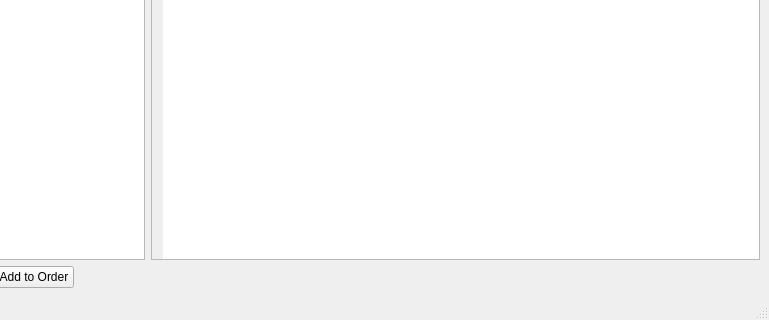
This is qtc-part2/mainwindow.ui in moylty/DejaBrewPOS as Qt 5 draws it before an edit; both pictures show x 120 to 889 and y 393 to 713 of the 889 by 713 pixel window. The edited form follows.
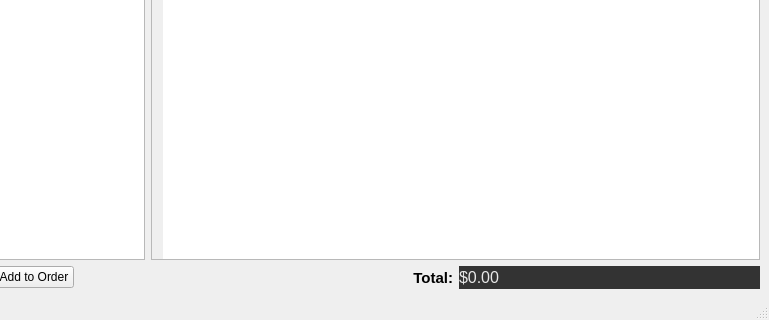
This is the edited form.

Commit message: Added total to UI, but yet to write the code

Diff of the .ui file:
```diff
--- a/qtc-part2/mainwindow.ui
+++ b/qtc-part2/mainwindow.ui
@@ -21,26 +21,6 @@
   </property>
   <widget class="QWidget" name="centralwidget">
    <layout class="QGridLayout" name="gridLayout">
-    <item row="0" column="7">
-     <widget class="QLabel" name="coLabel">
-      <property name="font">
-       <font>
-        <pointsize>13</pointsize>
-        <bold>true</bold>
-       </font>
-      </property>
-      <property name="text">
-       <string>Current Order:</string>
-      </property>
-     </widget>
-    </item>
-    <item row="1" column="7">
-     <widget class="QLabel" name="onLabel">
-      <property name="text">
-       <string>Order Number: </string>
-      </property>
-     </widget>
-    </item>
     <item row="0" column="0">
      <widget class="QLabel" name="menulabel">
       <property name="font">
@@ -54,6 +34,9 @@
       </property>
      </widget>
     </item>
+    <item row="5" column="1">
+     <widget class="QSpinBox" name="orderQuantity"/>
+    </item>
     <item row="5" column="0">
      <widget class="QLabel" name="quanLabel">
       <property name="font">
@@ -73,9 +56,6 @@
       </property>
      </widget>
     </item>
-    <item row="5" column="1">
-     <widget class="QSpinBox" name="orderQuantity"/>
-    </item>
     <item row="3" column="7">
      <widget class="QTableWidget" name="orderTable">
       <property name="focusPolicy">
@@ -103,6 +83,19 @@
       </column>
      </widget>
     </item>
+    <item row="0" column="7">
+     <widget class="QLabel" name="coLabel">
+      <property name="font">
+       <font>
+        <pointsize>13</pointsize>
+        <bold>true</bold>
+       </font>
+      </property>
+      <property name="text">
+       <string>Current Order:</string>
+      </property>
+     </widget>
+    </item>
     <item row="3" column="0" colspan="5">
      <widget class="QListWidget" name="menuList">
       <property name="font">
@@ -144,6 +137,466 @@
       </property>
      </widget>
     </item>
+    <item row="1" column="7">
+     <widget class="QLabel" name="onLabel">
+      <property name="text">
+       <string>Order Number: </string>
+      </property>
+     </widget>
+    </item>
+    <item row="5" column="7">
+     <layout class="QHBoxLayout" name="horizontalLayout">
+      <item>
+       <widget class="QLabel" name="totalLabel">
+        <property name="font">
+         <font>
+          <pointsize>11</pointsize>
+          <bold>true</bold>
+         </font>
+        </property>
+        <property name="autoFillBackground">
+         <bool>true</bool>
+        </property>
+        <property name="text">
+         <string>Total:</string>
+        </property>
+        <property name="alignment">
+         <set>Qt::AlignRight|Qt::AlignTrailing|Qt::AlignVCenter</set>
+        </property>
+       </widget>
+      </item>
+      <item>
+       <widget class="QLabel" name="totalValue">
+        <property name="palette">
+         <palette>
+          <active>
+           <colorrole role="WindowText">
+            <brush brushstyle="SolidPattern">
+             <color alpha="255">
+              <red>0</red>
+              <green>0</green>
+              <blue>0</blue>
+             </color>
+            </brush>
+           </colorrole>
+           <colorrole role="Button">
+            <brush brushstyle="SolidPattern">
+             <color alpha="255">
+              <red>255</red>
+              <green>255</green>
+              <blue>255</blue>
+             </color>
+            </brush>
+           </colorrole>
+           <colorrole role="Light">
+            <brush brushstyle="SolidPattern">
+             <color alpha="255">
+              <red>255</red>
+              <green>255</green>
+              <blue>255</blue>
+             </color>
+            </brush>
+           </colorrole>
+           <colorrole role="Midlight">
+            <brush brushstyle="SolidPattern">
+             <color alpha="255">
+              <red>255</red>
+              <green>255</green>
+              <blue>255</blue>
+             </color>
+            </brush>
+           </colorrole>
+           <colorrole role="Dark">
+            <brush brushstyle="SolidPattern">
+             <color alpha="255">
+              <red>127</red>
+              <green>127</green>
+              <blue>127</blue>
+             </color>
+            </brush>
+           </colorrole>
+           <colorrole role="Mid">
+            <brush brushstyle="SolidPattern">
+             <color alpha="255">
+              <red>170</red>
+              <green>170</green>
+              <blue>170</blue>
+             </color>
+            </brush>
+           </colorrole>
+           <colorrole role="Text">
+            <brush brushstyle="SolidPattern">
+             <color alpha="255">
+              <red>0</red>
+              <green>0</green>
+              <blue>0</blue>
+             </color>
+            </brush>
+           </colorrole>
+           <colorrole role="BrightText">
+            <brush brushstyle="SolidPattern">
+             <color alpha="255">
+              <red>255</red>
+              <green>255</green>
+              <blue>255</blue>
+             </color>
+            </brush>
+           </colorrole>
+           <colorrole role="ButtonText">
+            <brush brushstyle="SolidPattern">
+             <color alpha="255">
+              <red>0</red>
+              <green>0</green>
+              <blue>0</blue>
+             </color>
+            </brush>
+           </colorrole>
+           <colorrole role="Base">
+            <brush brushstyle="SolidPattern">
+             <color alpha="255">
+              <red>255</red>
+              <green>255</green>
+              <blue>255</blue>
+             </color>
+            </brush>
+           </colorrole>
+           <colorrole role="Window">
+            <brush brushstyle="SolidPattern">
+             <color alpha="255">
+              <red>255</red>
+              <green>255</green>
+              <blue>255</blue>
+             </color>
+            </brush>
+           </colorrole>
+           <colorrole role="Shadow">
+            <brush brushstyle="SolidPattern">
+             <color alpha="255">
+              <red>0</red>
+              <green>0</green>
+              <blue>0</blue>
+             </color>
+            </brush>
+           </colorrole>
+           <colorrole role="AlternateBase">
+            <brush brushstyle="SolidPattern">
+             <color alpha="255">
+              <red>255</red>
+              <green>255</green>
+              <blue>255</blue>
+             </color>
+            </brush>
+           </colorrole>
+           <colorrole role="ToolTipBase">
+            <brush brushstyle="SolidPattern">
+             <color alpha="255">
+              <red>255</red>
+              <green>255</green>
+              <blue>220</blue>
+             </color>
+            </brush>
+           </colorrole>
+           <colorrole role="ToolTipText">
+            <brush brushstyle="SolidPattern">
+             <color alpha="255">
+              <red>0</red>
+              <green>0</green>
+              <blue>0</blue>
+             </color>
+            </brush>
+           </colorrole>
+          </active>
+          <inactive>
+           <colorrole role="WindowText">
+            <brush brushstyle="SolidPattern">
+             <color alpha="255">
+              <red>231</red>
+              <green>231</green>
+              <blue>231</blue>
+             </color>
+            </brush>
+           </colorrole>
+           <colorrole role="Button">
+            <brush brushstyle="SolidPattern">
+             <color alpha="255">
+              <red>35</red>
+              <green>35</green>
+              <blue>35</blue>
+             </color>
+            </brush>
+           </colorrole>
+           <colorrole role="Light">
+            <brush brushstyle="SolidPattern">
+             <color alpha="255">
+              <red>255</red>
+              <green>255</green>
+              <blue>255</blue>
+             </color>
+            </brush>
+           </colorrole>
+           <colorrole role="Midlight">
+            <brush brushstyle="SolidPattern">
+             <color alpha="255">
+              <red>202</red>
+              <green>202</green>
+              <blue>202</blue>
+             </color>
+            </brush>
+           </colorrole>
+           <colorrole role="Dark">
+            <brush brushstyle="SolidPattern">
+             <color alpha="255">
+              <red>35</red>
+              <green>35</green>
+              <blue>35</blue>
+             </color>
+            </brush>
+           </colorrole>
+           <colorrole role="Mid">
+            <brush brushstyle="SolidPattern">
+             <color alpha="255">
+              <red>160</red>
+              <green>160</green>
+              <blue>160</blue>
+             </color>
+            </brush>
+           </colorrole>
+           <colorrole role="Text">
+            <brush brushstyle="SolidPattern">
+             <color alpha="255">
+              <red>231</red>
+              <green>231</green>
+              <blue>231</blue>
+             </color>
+            </brush>
+           </colorrole>
+           <colorrole role="BrightText">
+            <brush brushstyle="SolidPattern">
+             <color alpha="255">
+              <red>255</red>
+              <green>0</green>
+              <blue>0</blue>
+             </color>
+            </brush>
+           </colorrole>
+           <colorrole role="ButtonText">
+            <brush brushstyle="SolidPattern">
+             <color alpha="255">
+              <red>231</red>
+              <green>231</green>
+              <blue>231</blue>
+             </color>
+            </brush>
+           </colorrole>
+           <colorrole role="Base">
+            <brush brushstyle="SolidPattern">
+             <color alpha="255">
+              <red>51</red>
+              <green>51</green>
+              <blue>51</blue>
+             </color>
+            </brush>
+           </colorrole>
+           <colorrole role="Window">
+            <brush brushstyle="SolidPattern">
+             <color alpha="255">
+              <red>51</red>
+              <green>51</green>
+              <blue>51</blue>
+             </color>
+            </brush>
+           </colorrole>
+           <colorrole role="Shadow">
+            <brush brushstyle="SolidPattern">
+             <color alpha="255">
+              <red>118</red>
+              <green>118</green>
+              <blue>118</blue>
+             </color>
+            </brush>
+           </colorrole>
+           <colorrole role="AlternateBase">
+            <brush brushstyle="SolidPattern">
+             <color alpha="255">
+              <red>81</red>
+              <green>81</green>
+              <blue>81</blue>
+             </color>
+            </brush>
+           </colorrole>
+           <colorrole role="ToolTipBase">
+            <brush brushstyle="SolidPattern">
+             <color alpha="102">
+              <red>0</red>
+              <green>0</green>
+              <blue>0</blue>
+             </color>
+            </brush>
+           </colorrole>
+           <colorrole role="ToolTipText">
+            <brush brushstyle="SolidPattern">
+             <color alpha="255">
+              <red>231</red>
+              <green>231</green>
+              <blue>231</blue>
+             </color>
+            </brush>
+           </colorrole>
+          </inactive>
+          <disabled>
+           <colorrole role="WindowText">
+            <brush brushstyle="SolidPattern">
+             <color alpha="255">
+              <red>127</red>
+              <green>127</green>
+              <blue>127</blue>
+             </color>
+            </brush>
+           </colorrole>
+           <colorrole role="Button">
+            <brush brushstyle="SolidPattern">
+             <color alpha="255">
+              <red>255</red>
+              <green>255</green>
+              <blue>255</blue>
+             </color>
+            </brush>
+           </colorrole>
+           <colorrole role="Light">
+            <brush brushstyle="SolidPattern">
+             <color alpha="255">
+              <red>255</red>
+              <green>255</green>
+              <blue>255</blue>
+             </color>
+            </brush>
+           </colorrole>
+           <colorrole role="Midlight">
+            <brush brushstyle="SolidPattern">
+             <color alpha="255">
+              <red>255</red>
+              <green>255</green>
+              <blue>255</blue>
+             </color>
+            </brush>
+           </colorrole>
+           <colorrole role="Dark">
+            <brush brushstyle="SolidPattern">
+             <color alpha="255">
+              <red>127</red>
+              <green>127</green>
+              <blue>127</blue>
+             </color>
+            </brush>
+           </colorrole>
+           <colorrole role="Mid">
+            <brush brushstyle="SolidPattern">
+             <color alpha="255">
+              <red>170</red>
+              <green>170</green>
+              <blue>170</blue>
+             </color>
+            </brush>
+           </colorrole>
+           <colorrole role="Text">
+            <brush brushstyle="SolidPattern">
+             <color alpha="255">
+              <red>127</red>
+              <green>127</green>
+              <blue>127</blue>
+             </color>
+            </brush>
+           </colorrole>
+           <colorrole role="BrightText">
+            <brush brushstyle="SolidPattern">
+             <color alpha="255">
+              <red>255</red>
+              <green>255</green>
+              <blue>255</blue>
+             </color>
+            </brush>
+           </colorrole>
+           <colorrole role="ButtonText">
+            <brush brushstyle="SolidPattern">
+             <color alpha="255">
+              <red>127</red>
+              <green>127</green>
+              <blue>127</blue>
+             </color>
+            </brush>
+           </colorrole>
+           <colorrole role="Base">
+            <brush brushstyle="SolidPattern">
+             <color alpha="255">
+              <red>255</red>
+              <green>255</green>
+              <blue>255</blue>
+             </color>
+            </brush>
+           </colorrole>
+           <colorrole role="Window">
+            <brush brushstyle="SolidPattern">
+             <color alpha="255">
+              <red>255</red>
+              <green>255</green>
+              <blue>255</blue>
+             </color>
+            </brush>
+           </colorrole>
+           <colorrole role="Shadow">
+            <brush brushstyle="SolidPattern">
+             <color alpha="255">
+              <red>177</red>
+              <green>177</green>
+              <blue>177</blue>
+             </color>
+            </brush>
+           </colorrole>
+           <colorrole role="AlternateBase">
+            <brush brushstyle="SolidPattern">
+             <color alpha="255">
+              <red>81</red>
+              <green>81</green>
+              <blue>81</blue>
+             </color>
+            </brush>
+           </colorrole>
+           <colorrole role="ToolTipBase">
+            <brush brushstyle="SolidPattern">
+             <color alpha="102">
+              <red>0</red>
+              <green>0</green>
+              <blue>0</blue>
+             </color>
+            </brush>
+           </colorrole>
+           <colorrole role="ToolTipText">
+            <brush brushstyle="SolidPattern">
+             <color alpha="255">
+              <red>231</red>
+              <green>231</green>
+              <blue>231</blue>
+             </color>
+            </brush>
+           </colorrole>
+          </disabled>
+         </palette>
+        </property>
+        <property name="font">
+         <font>
+          <pointsize>12</pointsize>
+         </font>
+        </property>
+        <property name="autoFillBackground">
+         <bool>true</bool>
+        </property>
+        <property name="text">
+         <string>$0.00</string>
+        </property>
+       </widget>
+      </item>
+     </layout>
+    </item>
    </layout>
   </widget>
   <widget class="QMenuBar" name="menubar">
```
The commit also changes 3 other files.
